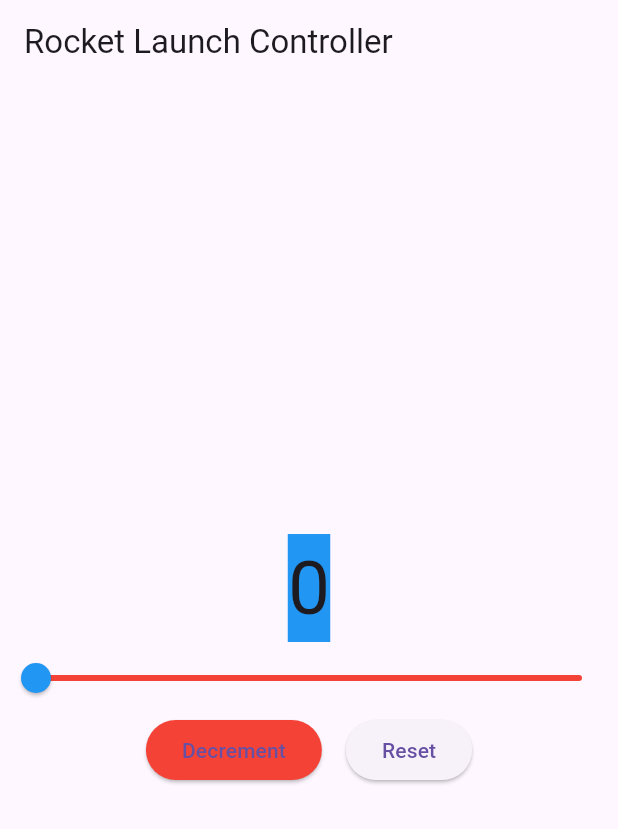
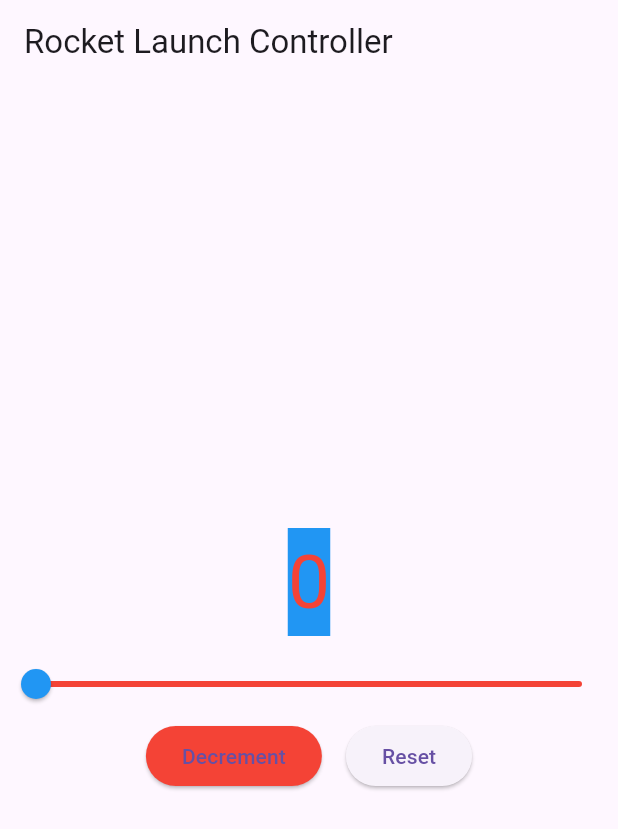
Before and after one commit to raifnjie/RocketLaunch_inclass6, a Flutter app: the screen it shows after launch, on a phone screen of 412 x 824 dp. Shown: the top 829 px of the screen. Run offline on Flutter 3.47's test engine with Material 3 defaults, Android fonts, the phone set to English and light mode, and no system bars.

Commit message:
Added visual countdown status

```diff
--- a/lib/main.dart
+++ b/lib/main.dart
@@ -38,6 +38,12 @@ class _CounterWidgetState extends State<CounterWidget> {
     });
   }
 
+  Color _getStatusColor() {
+    if (_counter == 0) return Colors.red;
+    if (_counter <= 50) return Colors.orange;
+    return Colors.green;
+  }
+
   @override
   Widget build(BuildContext context) {
     return Scaffold(
@@ -52,10 +58,11 @@ class _CounterWidgetState extends State<CounterWidget> {
               color: Colors.blue,
               child: Text(
                 '$_counter',
-                style: const TextStyle(fontSize: 50.0),
+                style: TextStyle(fontSize: 50.0, color: _getStatusColor()),
               ),
             ),
           ),
+          const SizedBox(height: 8),
           Slider(
             min: 0,
             max: 100,
```
